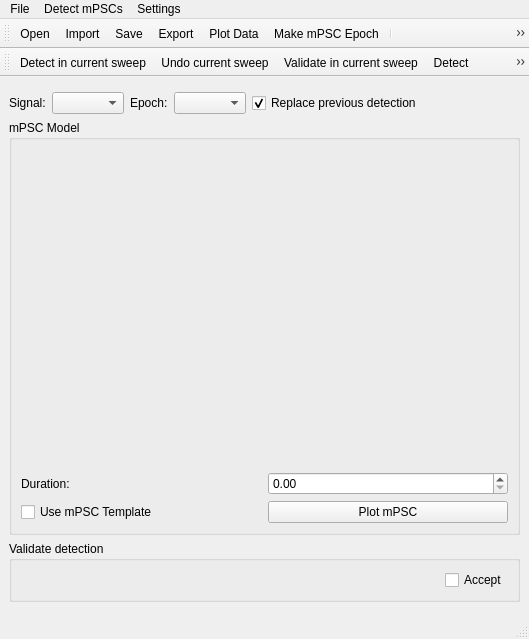
The window that ephys/mPSCDetectWindow.ui (ctigaret/scipyen) describes before a commit, drawn with Qt 5.
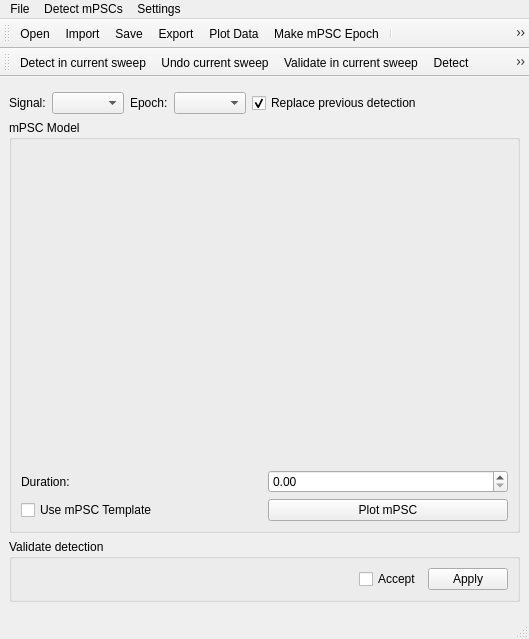
The same window after the commit. Icons and pictures are not drawn. Custom widgets are drawn as their Qt base class.

What changed in the file:
```diff
--- a/ephys/mPSCDetectWindow.ui
+++ b/ephys/mPSCDetectWindow.ui
@@ -233,6 +233,16 @@
            </property>
           </widget>
          </item>
+         <item>
+          <widget class="QPushButton" name="applyValidationPushbutton">
+           <property name="text">
+            <string>Apply</string>
+           </property>
+           <property name="icon">
+            <iconset theme="dialog-ok-apply"/>
+           </property>
+          </widget>
+         </item>
         </layout>
        </item>
       </layout>
```
Left out of the diff: 2 changed lines with no effect on the pictures.
